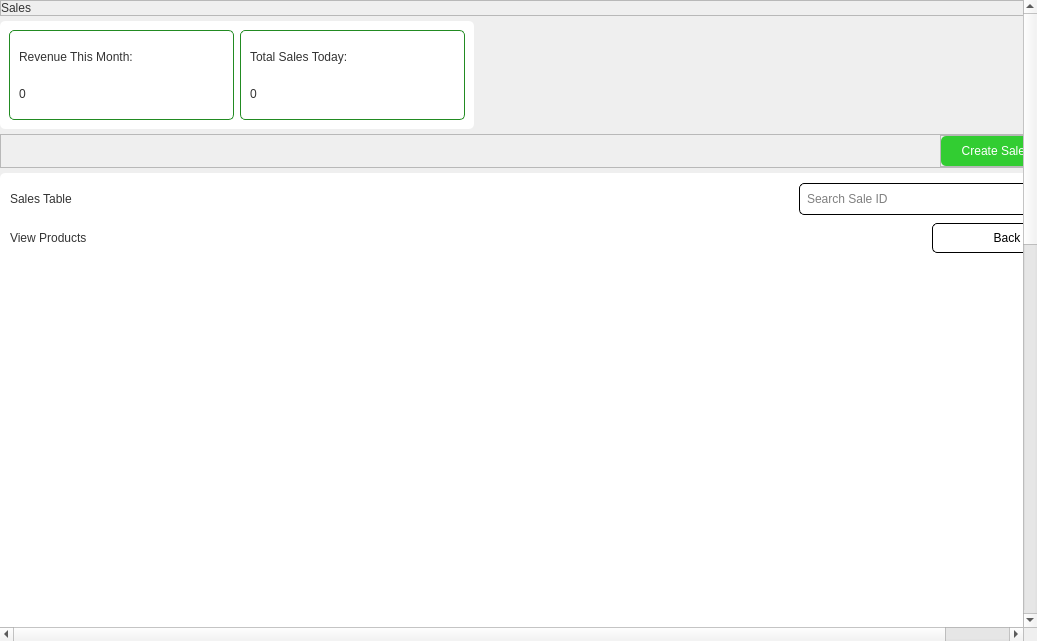
This is app/src/ui/NEW/sales_report_page.ui in Kazu0210/Inventory-System as Qt 5 draws it before an edit. The edited form follows.
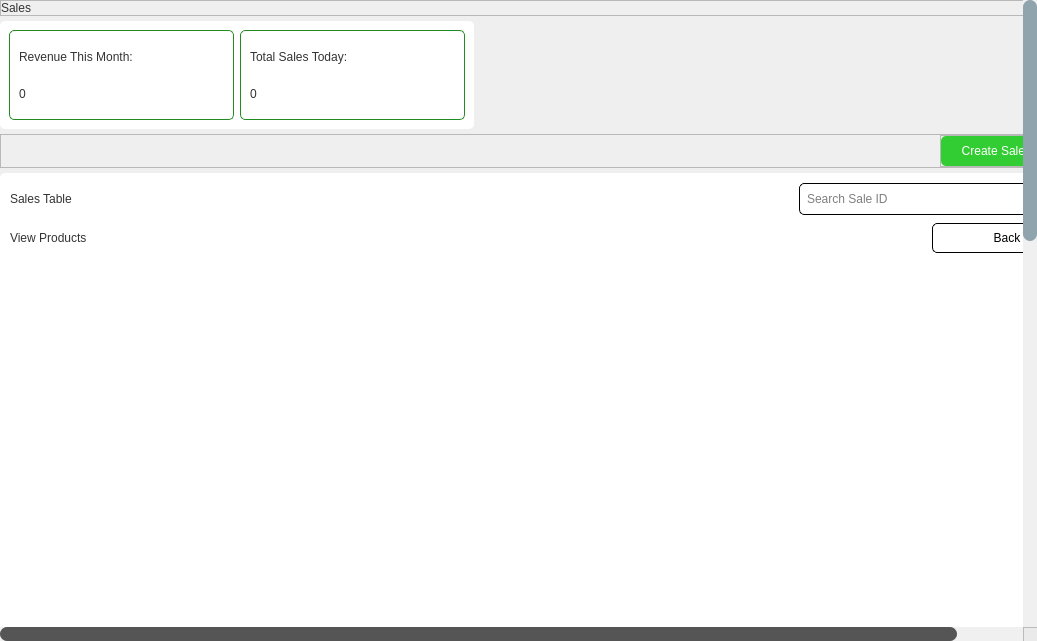
This is the edited form. Icons and pictures are not drawn.

What changed in the file:
```diff
--- a/app/src/ui/NEW/sales_report_page.ui
+++ b/app/src/ui/NEW/sales_report_page.ui
@@ -39,8 +39,50 @@
     <widget class="QScrollArea" name="scrollArea">
      <property name="styleSheet">
       <string notr="true">#scrollArea{
+background-color: #EAEAEA;
 border: none;
-}</string>
+border-radius: 5px;
+}
+
+QScrollBar:hover{
+ cursor: pointer;
+}
+            QScrollBar:vertical {
+                border: none;
+                background: #F0F0F0;
+                width: 14px;
+                margin: 0px 0px 0px 0px;
+            }
+            QScrollBar::handle:vertical {
+                background: #90A4AE;
+                border-radius: 7px;
+                min-height: 30px;
+            }
+            QScrollBar::add-line:vertical, QScrollBar::sub-line:vertical {
+                height: 0px;
+                background: none;
+            }
+            QScrollBar::add-page:vertical, QScrollBar::sub-page:vertical {
+                background: #F0F0F0;
+            }
+            QScrollBar:horizontal {
+                border: none;
+                background: #f0f0f0;
+                height: 14px;
+                margin: 0px 0px 0px 0px;
+            }
+            QScrollBar::handle:horizontal {
+                background: #555;
+                border-radius: 7px;
+                min-width: 30px;
+            }
+            QScrollBar::add-line:horizontal, QScrollBar::sub-line:horizontal {
+                width: 0px;
+                background: none;
+            }
+            QScrollBar::add-page:horizontal, QScrollBar::sub-page:horizontal {
+                background: #f0f0f0;
+            }</string>
      </property>
      <property name="widgetResizable">
       <bool>true</bool>
```
Left out of the diff: 4 changed lines with no effect on the pictures.
